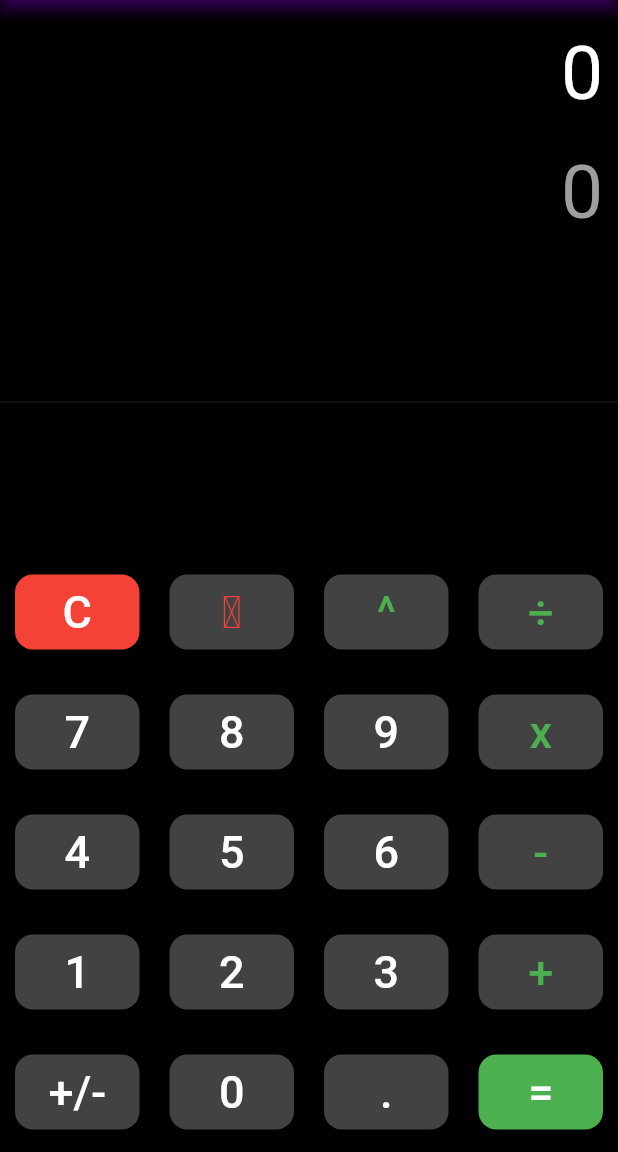
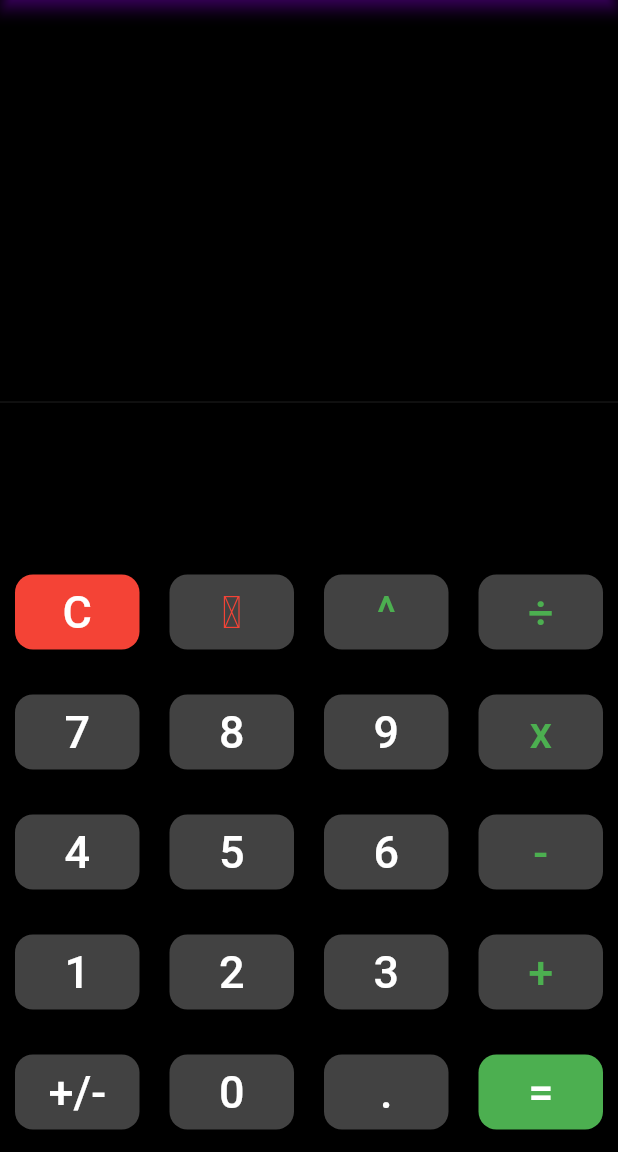
Before and after one commit to adrian-szwejk/Calculator-App, a Flutter app: the screen it shows after launch, on a phone screen of 412 x 824 dp, the part 84-1236 px from its top. Run offline on Flutter 3.47's test engine with Material 2 defaults, Android fonts, the phone set to English and light mode, and no system bars.

Commit message:
setstate fn and values to keep track of for eqn

```diff
--- a/lib/main.dart
+++ b/lib/main.dart
@@ -32,6 +32,23 @@ class CalcView extends StatefulWidget {
 }
 
 class _CalcViewState extends State<CalcView> {
+  //Strings to keep track of values that are changing
+  String input = "";
+  String output = "";
+  String equation = "";
+  //Function to update values on top right after pressing buttosn
+  void calculation(String text) {
+    //The param = uni-code(buttton) that the user clicks on
+    setState(() {
+      //Changing the state of values and displays them
+      switch (text) {
+        case "C":
+          break;
+        default:
+      }
+    });
+  }
+
   @override
   Widget build(BuildContext context) {
     return Scaffold(
@@ -56,19 +73,19 @@ class _CalcViewState extends State<CalcView> {
             alignment: Alignment.centerRight,
             padding: const EdgeInsets.fromLTRB(10.0, 20.0, 10.0, 10.0),
             //Container is a class that combines design widgets to make it more convenient (Basically a container is like a box to store contents)
-            child: const Text(
+            child: Text(
               //child in this context means that you can only have one widget in this container
-              "0",
-              style: TextStyle(fontSize: 50.0),
+              input,
+              style: const TextStyle(fontSize: 50.0),
             ),
           ),
           Container(
             alignment: Alignment.centerRight,
             padding: const EdgeInsets.all(10.0),
-            child: const Text(
+            child: Text(
               //child in this context means that you can only have one widget in this container
-              "0",
-              style: TextStyle(
+              output,
+              style: const TextStyle(
                 fontSize: 50.0,
                 color: Colors.grey,
               ),
```
